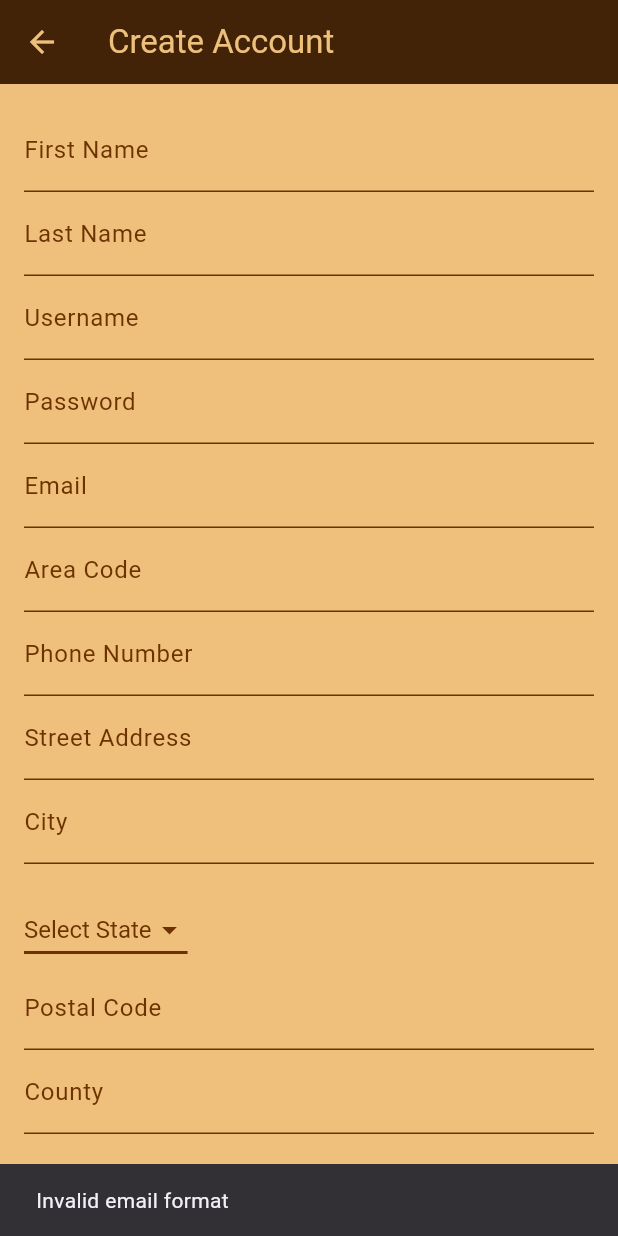
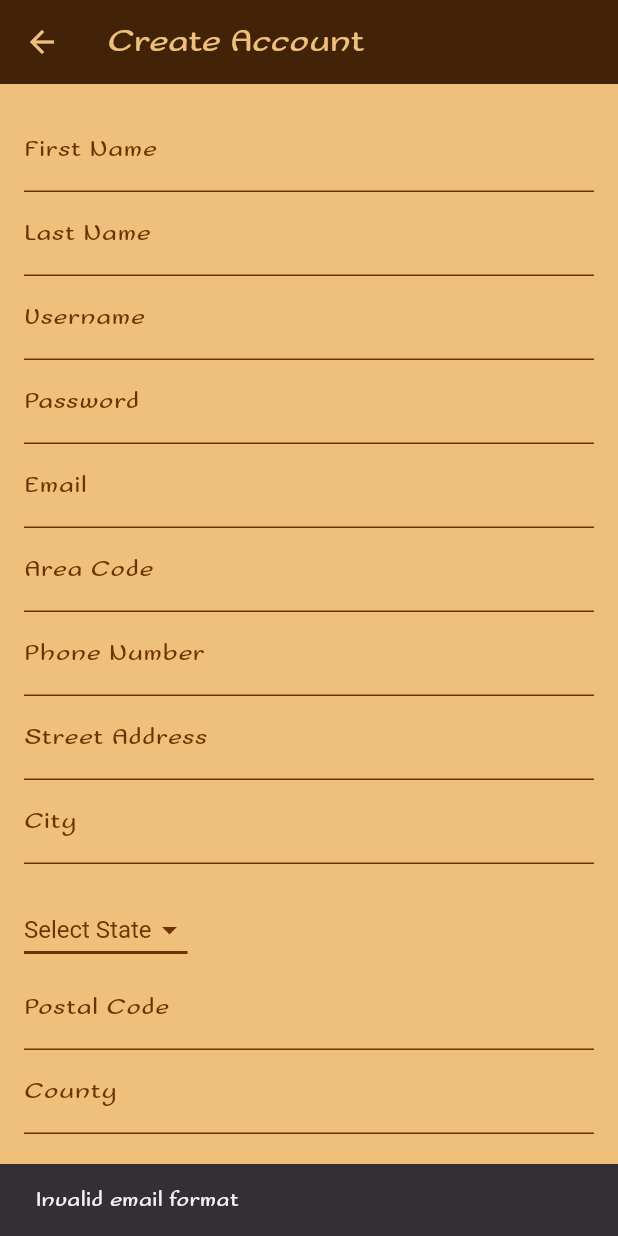
Before and after one commit to Jayjolie1026/BakeryManagement, a Flutter app: the CreateAccountPage screen opened directly, after a tap on "Create Account", on a phone screen of 412 x 824 dp. Run offline on Flutter 3.47's test engine with Material 3 defaults, Android fonts, the phone set to English and light mode, and no system bars.

Commit message:
global font

```diff
--- a/bakery_management/lib/main.dart
+++ b/bakery_management/lib/main.dart
@@ -19,6 +19,7 @@ class BakeryManagementApp extends StatelessWidget {
     return MaterialApp(
       title: 'Bakery Management',
       theme: ThemeData(
+        fontFamily: 'MyFont',
         primarySwatch: Colors.brown,
         scaffoldBackgroundColor: const Color(0xFFEEC07B),  // Set global background color
         appBarTheme: const AppBarTheme(
@@ -201,9 +202,9 @@ class BakeryHomePage extends StatelessWidget {
         ),
       ),
         centerTitle: true,
-        backgroundColor: const Color(0xFFEEC07B),
+        backgroundColor: const Color(0xFF422308), //const Color(0xFF422308)
       ),
-      backgroundColor: const Color(0xFF422308),
+      backgroundColor: const Color(0xFFEEC07B),
       body: Padding(
         padding: const EdgeInsets.all(16.0),
         child: Column(
@@ -217,26 +218,26 @@ class BakeryHomePage extends StatelessWidget {
                 children: [
                   _buildGridButton(
                     context,
-                    'assets/vendor.png',
-                    'Manage Vendors',
+                    'assets/vendor2.png',
+                    '',
                     const VendorsPage(),
                   ),
                   _buildGridButton(
                     context,
-                    'assets/recipe.png',
-                    'Manage Recipes',
+                    'assets/recipe2.png',
+                    '',
                     const RecipePage(),
                   ),
                   _buildGridButton(
                     context,
-                    'assets/inventory.png',
-                    'Manage Inventory',
+                    'assets/inventory2.png',
+                    '',
                     const InventoryPage(),
                   ),
                   _buildGridButton(
                     context,
-                    'assets/bakedgoods.png',
-                    'Manage Baked Goods',
+                    'assets/bakedgoods2.png',
+                    '',
                     const ProductsPage(), // Replace with the appropriate page for baked goods
                   ),
                 ],
@@ -381,28 +382,28 @@ class _CreateAccountPageState extends State<CreateAccountPage> {
 
    if (!_isValidEmail(email)) {
       ScaffoldMessenger.of(context).showSnackBar(
-        SnackBar(content: Text('Invalid email format')),
+        const SnackBar(content: Text('Invalid email format')),
       );
       return;
     }
 
     if (!_isValidPhoneNumber(areaCode, phoneNumber)) {
       ScaffoldMessenger.of(context).showSnackBar(
-        SnackBar(content: Text('Invalid phone number format')),
+        const SnackBar(content: Text('Invalid phone number format')),
       );
       return;
     }
 
     if (!isValidPostalCode(postalCode)) {
       ScaffoldMessenger.of(context).showSnackBar(
-        SnackBar(content: Text('Invalid postal code. Please enter a 5-digit code.')),
+        const SnackBar(content: Text('Invalid postal code. Please enter a 5-digit code.')),
       );
       return;
     }
 
   if (!isValidPassword(password)) {
     ScaffoldMessenger.of(context).showSnackBar(
-      SnackBar(content: Text('Password must contain at least one uppercase letter, one number, and one special character.')),
+      const SnackBar(content: Text('Password must contain at least one uppercase letter, one number, and one special character.')),
     );
     return;
   }
@@ -589,16 +590,16 @@ class _CreateAccountPageState extends State<CreateAccountPage> {
                   ),
                   ),
               ),
-              SizedBox(height: 20),
+              const SizedBox(height: 20),
               Align(
                 alignment: Alignment.centerLeft, // Aligns the DropdownButton to the left
                 child: Theme(
                   data: ThemeData(
-                    hintColor: Color(0xFFEEC07B), // Set the color of the hint text
+                    hintColor: const Color(0xFFEEC07B), // Set the color of the hint text
                   ),
                   child: DropdownButton<String>(
                     value: _selectedState,
-                    hint: Text(
+                    hint: const Text(
                       'Select State',
                       style: TextStyle(
                         color: Color(0xFF6D3200), // Hint text color
@@ -609,7 +610,7 @@ class _CreateAccountPageState extends State<CreateAccountPage> {
                         value: state,
                         child: Text(
                           state,
-                          style: TextStyle(color: Color(0xFF6D3200)), // Dropdown item text color
+                          style: const TextStyle(color: Color(0xFF6D3200)), // Dropdown item text color
                         ),
                       );
                     }).toList(),
@@ -619,16 +620,16 @@ class _CreateAccountPageState extends State<CreateAccountPage> {
                          _stateController.text = newValue ?? '';
                       });
                     },
-                    dropdownColor: Color(0xFFEEC07B), // Background color of the dropdown menu
-                    style: TextStyle(
+                    dropdownColor: const Color(0xFFEEC07B), // Background color of the dropdown menu
+                    style: const TextStyle(
                       color: Color(0xFFEEC07B), // Text color of the selected item
                       fontSize: 16, // Text size of the selected item
                     ),
                     underline: Container(
                       height: 2,
-                      color: Color(0xFF6D3200), // Underline color
+                      color: const Color(0xFF6D3200), // Underline color
                     ),
-                      icon: Icon(
+                      icon: const Icon(
                         Icons.arrow_drop_down,
                         color: Color(0xFF6D3200), // Arrow color
                       ),
```
Also changed, not shown: bakery_management/lib/pages/bakedgoods.dart (+8 -8 lines), bakery_management/pubspec.yaml (+8 -1 lines), bakery_management/assets/bakedgoods2.png (added), bakery_management/assets/fonts/SofadiOne-Regular.ttf (added), bakery_management/assets/inventory2.png (added), bakery_management/assets/recipe2.png (added), bakery_management/assets/vendor2.png (added).
